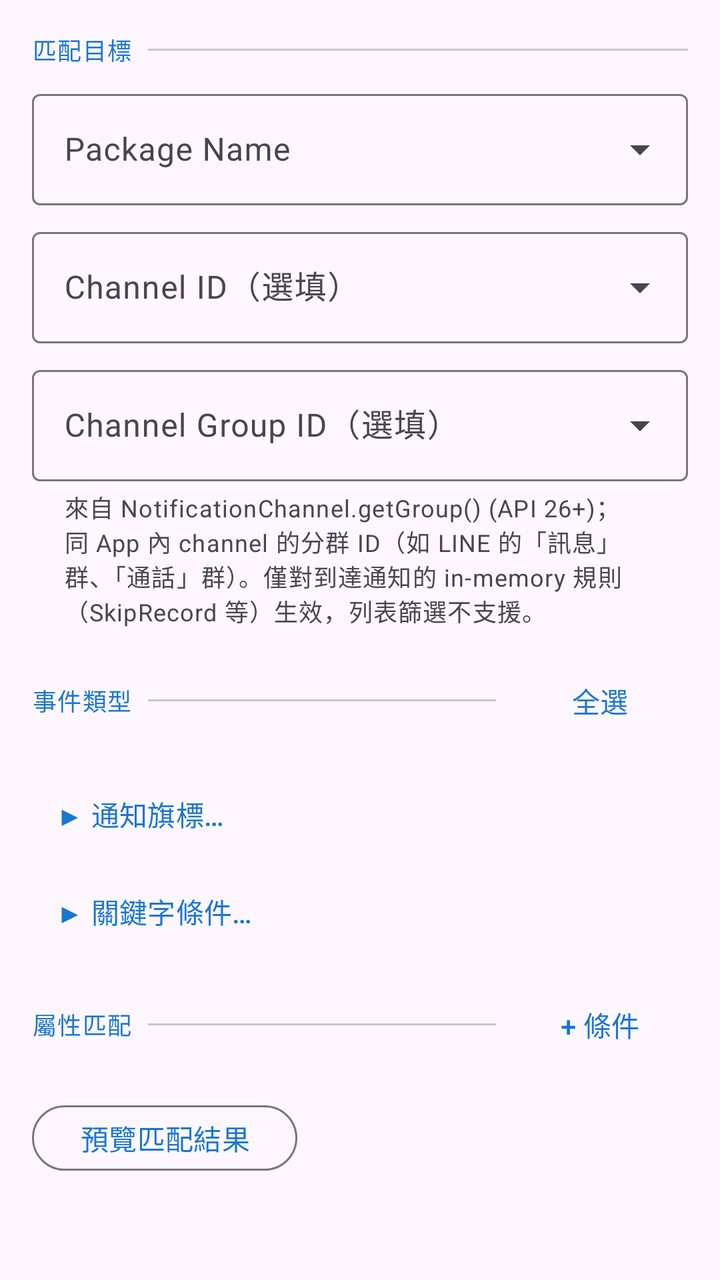
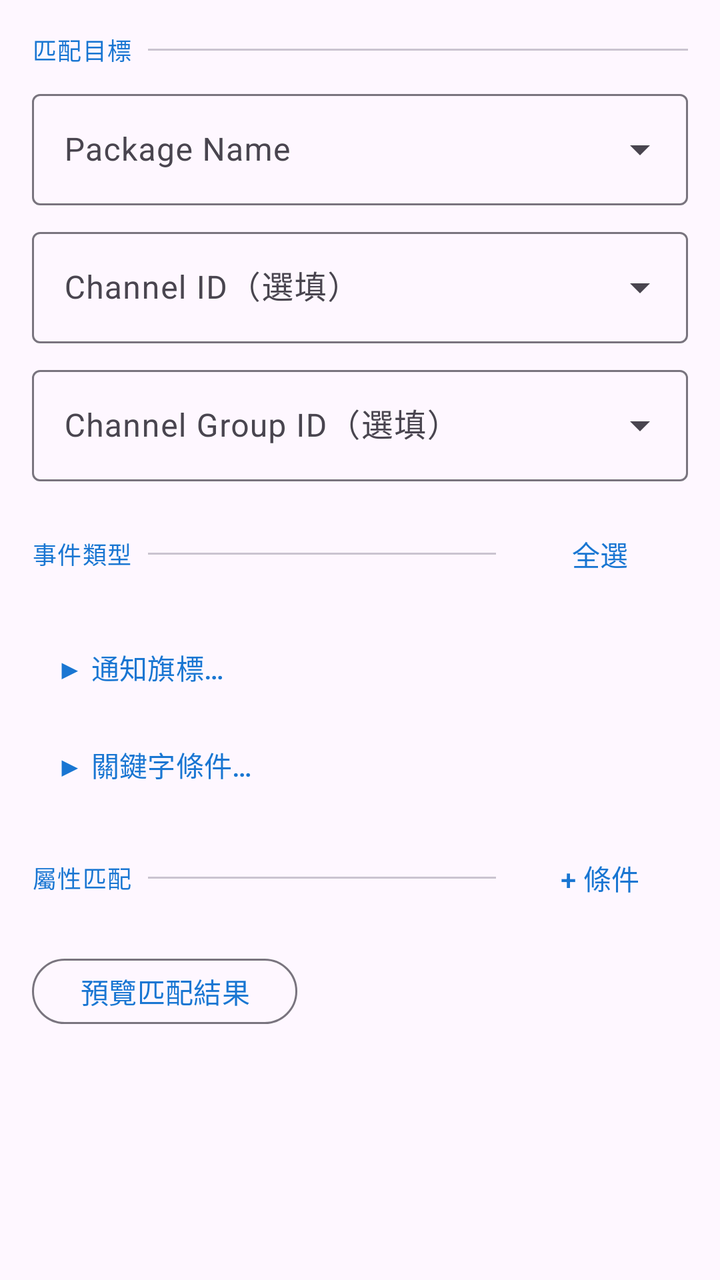

Compare the two renders of this Android layout. The source of the first and the diff that turns it into the second are given below.
<!-- AndroidManifest.xml: application theme Theme.NotificationMaster -->
<!-- res/layout/dialog_add_filter_rule.xml -->
<?xml version="1.0" encoding="utf-8"?>
<ScrollView xmlns:android="http://schemas.android.com/apk/res/android"
    xmlns:app="http://schemas.android.com/apk/res-auto"
    android:layout_width="match_parent"
    android:layout_height="wrap_content"
    android:padding="16dp">

    <LinearLayout
        android:layout_width="match_parent"
        android:layout_height="wrap_content"
        android:orientation="vertical">

        
        <com.google.android.material.textfield.TextInputLayout
            android:id="@+id/layout_category"
            style="@style/Widget.Material3.TextInputLayout.OutlinedBox.ExposedDropdownMenu"
            android:layout_width="match_parent"
            android:layout_height="wrap_content"
            android:hint="@string/filter_dialog_category"
            android:layout_marginBottom="8dp"
            android:visibility="gone">

            <com.google.android.material.textfield.MaterialAutoCompleteTextView
                android:id="@+id/dropdown_category"
                android:layout_width="match_parent"
                android:layout_height="wrap_content"
                android:inputType="none"
                android:editable="false" />

        </com.google.android.material.textfield.TextInputLayout>

        
        <LinearLayout
            android:id="@+id/section_header_target"
            android:layout_width="match_parent"
            android:layout_height="wrap_content"
            android:orientation="horizontal"
            android:gravity="center_vertical"
            android:layout_marginBottom="8dp">

            <com.google.android.material.textview.MaterialTextView
                android:layout_width="wrap_content"
                android:layout_height="wrap_content"
                android:text="@string/filter_section_target"
                android:textAppearance="?attr/textAppearanceLabelMedium"
                android:textColor="?attr/colorPrimary" />

            <com.google.android.material.divider.MaterialDivider
                android:layout_width="0dp"
                android:layout_height="wrap_content"
                android:layout_weight="1"
                android:layout_marginStart="8dp" />
        </LinearLayout>

        
        <com.google.android.material.textfield.TextInputLayout
            android:id="@+id/layout_package_name"
            style="@style/Widget.Material3.TextInputLayout.OutlinedBox.ExposedDropdownMenu"
            android:layout_width="match_parent"
            android:layout_height="wrap_content"
            android:hint="@string/filter_dialog_package_name"
            android:layout_marginBottom="8dp">

            <com.google.android.material.textfield.MaterialAutoCompleteTextView
                android:id="@+id/edit_package_name"
                android:layout_width="match_parent"
                android:layout_height="wrap_content"
                android:inputType="textNoSuggestions"
                android:completionThreshold="1" />
        </com.google.android.material.textfield.TextInputLayout>

        
        <com.google.android.material.textfield.TextInputLayout
            android:id="@+id/layout_channel_id"
            style="@style/Widget.Material3.TextInputLayout.OutlinedBox.ExposedDropdownMenu"
            android:layout_width="match_parent"
            android:layout_height="wrap_content"
            android:hint="@string/filter_dialog_channel_id"
            android:layout_marginBottom="8dp">

            <com.google.android.material.textfield.MaterialAutoCompleteTextView
                android:id="@+id/edit_channel_id"
                android:layout_width="match_parent"
                android:layout_height="wrap_content"
                android:inputType="textNoSuggestions"
                android:completionThreshold="1" />
        </com.google.android.material.textfield.TextInputLayout>

        
        <com.google.android.material.textfield.TextInputLayout
            android:id="@+id/layout_group_id"
            style="@style/Widget.Material3.TextInputLayout.OutlinedBox.ExposedDropdownMenu"
            android:layout_width="match_parent"
            android:layout_height="wrap_content"
            android:hint="@string/filter_group_id"
            android:layout_marginBottom="8dp"
            app:helperTextEnabled="true"
            app:helperText="@string/filter_group_id_hint">

            <com.google.android.material.textfield.MaterialAutoCompleteTextView
                android:id="@+id/edit_group_id"
                android:layout_width="match_parent"
                android:layout_height="wrap_content"
                android:inputType="textNoSuggestions"
                android:completionThreshold="1" />
        </com.google.android.material.textfield.TextInputLayout>

        
        <LinearLayout
            android:id="@+id/section_header_event_types"
            android:layout_width="match_parent"
            android:layout_height="wrap_content"
            android:orientation="horizontal"
            android:gravity="center_vertical"
            android:layout_marginTop="8dp"
            android:layout_marginBottom="8dp">

            <com.google.android.material.textview.MaterialTextView
                android:layout_width="wrap_content"
                android:layout_height="wrap_content"
                android:text="@string/filter_dialog_event_types"
                android:textAppearance="?attr/textAppearanceLabelMedium"
                android:textColor="?attr/colorPrimary" />

            <com.google.android.material.divider.MaterialDivider
                android:layout_width="0dp"
                android:layout_height="wrap_content"
                android:layout_weight="1"
                android:layout_marginStart="8dp"
                android:layout_marginEnd="8dp" />

            <com.google.android.material.button.MaterialButton
                android:id="@+id/btn_select_all"
                style="@style/Widget.Material3.Button.TextButton"
                android:layout_width="wrap_content"
                android:layout_height="wrap_content"
                android:text="@string/filter_select_all"
                android:minHeight="36dp" />
        </LinearLayout>

        
        <LinearLayout
            android:id="@+id/container_event_types"
            android:layout_width="match_parent"
            android:layout_height="wrap_content"
            android:orientation="vertical"
            android:paddingStart="8dp"
            android:paddingEnd="0dp"
            android:descendantFocusability="blocksDescendants" />

        
        <com.google.android.material.button.MaterialButton
            android:id="@+id/btn_toggle_flags"
            style="@style/Widget.Material3.Button.TextButton"
            android:layout_width="wrap_content"
            android:layout_height="wrap_content"
            android:layout_marginTop="8dp"
            android:text="@string/filter_flags_expand"
            android:minHeight="36dp" />

        <LinearLayout
            android:id="@+id/layout_flags_section"
            android:layout_width="match_parent"
            android:layout_height="wrap_content"
            android:orientation="vertical"
            android:paddingStart="8dp"
            android:paddingEnd="0dp"
            android:visibility="gone">

            
            <LinearLayout
                android:layout_width="match_parent"
                android:layout_height="wrap_content"
                android:orientation="horizontal"
                android:gravity="center_vertical"
                android:layout_marginBottom="8dp">

                <com.google.android.material.textview.MaterialTextView
                    android:layout_width="wrap_content"
                    android:layout_height="wrap_content"
                    android:text="@string/filter_flags_title"
                    android:textAppearance="?attr/textAppearanceLabelMedium"
                    android:textColor="?attr/colorPrimary" />

                <com.google.android.material.divider.MaterialDivider
                    android:layout_width="0dp"
                    android:layout_height="wrap_content"
                    android:layout_weight="1"
                    android:layout_marginStart="8dp" />
            </LinearLayout>

            
            <com.google.android.material.textview.MaterialTextView
                android:layout_width="match_parent"
                android:layout_height="wrap_content"
                android:text="@string/flag_state_legend"
                android:textAppearance="?attr/textAppearanceBodySmall"
                android:textColor="?attr/colorOnSurfaceVariant"
                android:layout_marginBottom="8dp" />

            
            <LinearLayout
                android:id="@+id/container_flags"
                android:layout_width="match_parent"
                android:layout_height="wrap_content"
                android:orientation="vertical" />

            
            <LinearLayout
                android:layout_width="match_parent"
                android:layout_height="wrap_content"
                android:orientation="horizontal"
                android:gravity="center_vertical"
                android:layout_marginTop="12dp"
                android:layout_marginBottom="8dp">

                <com.google.android.material.textview.MaterialTextView
                    android:layout_width="wrap_content"
                    android:layout_height="wrap_content"
                    android:text="@string/filter_derived_title"
                    android:textAppearance="?attr/textAppearanceLabelMedium"
                    android:textColor="?attr/colorPrimary" />

                <com.google.android.material.divider.MaterialDivider
                    android:layout_width="0dp"
                    android:layout_height="wrap_content"
                    android:layout_weight="1"
                    android:layout_marginStart="8dp" />
            </LinearLayout>

            
            <LinearLayout
                android:id="@+id/container_derived"
                android:layout_width="match_parent"
                android:layout_height="wrap_content"
                android:orientation="vertical" />

        </LinearLayout>

        
        <com.google.android.material.button.MaterialButton
            android:id="@+id/btn_toggle_keyword"
            style="@style/Widget.Material3.Button.TextButton"
            android:layout_width="wrap_content"
            android:layout_height="wrap_content"
            android:layout_marginTop="8dp"
            android:text="@string/filter_keyword_expand"
            android:minHeight="36dp" />

        <LinearLayout
            android:id="@+id/layout_keyword_section"
            android:layout_width="match_parent"
            android:layout_height="wrap_content"
            android:orientation="vertical"
            android:paddingStart="8dp"
            android:paddingEnd="0dp"
            android:visibility="gone">

            <com.google.android.material.textfield.TextInputLayout
                android:id="@+id/layout_keyword_pattern"
                style="@style/Widget.Material3.TextInputLayout.OutlinedBox"
                android:layout_width="match_parent"
                android:layout_height="wrap_content"
                android:layout_marginTop="4dp"
                android:hint="@string/filter_keyword_pattern_hint">

                <com.google.android.material.textfield.TextInputEditText
                    android:id="@+id/edit_keyword_pattern"
                    android:layout_width="match_parent"
                    android:layout_height="wrap_content" />

            </com.google.android.material.textfield.TextInputLayout>

            
            <com.google.android.material.textview.MaterialTextView
                android:layout_width="wrap_content"
                android:layout_height="wrap_content"
                android:text="@string/filter_keyword_fields_label"
                android:textAppearance="?attr/textAppearanceLabelSmall"
                android:textColor="?android:attr/textColorSecondary"
                android:layout_marginTop="8dp"
                android:layout_marginBottom="4dp" />

            
            <LinearLayout
                android:id="@+id/container_keyword_fields"
                android:layout_width="match_parent"
                android:layout_height="wrap_content"
                android:orientation="vertical"
                android:descendantFocusability="blocksDescendants" />

            
            <com.google.android.material.materialswitch.MaterialSwitch
                android:id="@+id/switch_keyword_regex"
                android:layout_width="match_parent"
                android:layout_height="wrap_content"
                android:layout_marginTop="4dp"
                android:text="@string/filter_keyword_regex" />

        </LinearLayout>

        
        <LinearLayout
            android:id="@+id/layout_field_predicates_section"
            android:layout_width="match_parent"
            android:layout_height="wrap_content"
            android:orientation="vertical"
            android:layout_marginTop="16dp">

            <LinearLayout
                android:layout_width="match_parent"
                android:layout_height="wrap_content"
                android:orientation="horizontal"
                android:gravity="center_vertical">

                <com.google.android.material.textview.MaterialTextView
                    android:layout_width="wrap_content"
                    android:layout_height="wrap_content"
                    android:text="@string/filter_section_field_predicates"
                    android:textAppearance="?attr/textAppearanceLabelMedium"
                    android:textColor="?attr/colorPrimary" />

                <com.google.android.material.divider.MaterialDivider
                    android:layout_width="0dp"
                    android:layout_height="wrap_content"
                    android:layout_weight="1"
                    android:layout_marginHorizontal="8dp" />

                <com.google.android.material.button.MaterialButton
                    android:id="@+id/btn_add_field_predicate"
                    style="@style/Widget.Material3.Button.TextButton"
                    android:layout_width="wrap_content"
                    android:layout_height="wrap_content"
                    android:text="@string/filter_add_field_predicate"
                    android:minHeight="36dp" />
            </LinearLayout>

            <LinearLayout
                android:id="@+id/container_field_predicates"
                android:layout_width="match_parent"
                android:layout_height="wrap_content"
                android:orientation="vertical" />
        </LinearLayout>

        
        <LinearLayout
            android:id="@+id/layout_list_filter_settings"
            android:layout_width="match_parent"
            android:layout_height="wrap_content"
            android:orientation="vertical"
            android:visibility="gone"
            android:layout_marginTop="16dp">

            <LinearLayout
                android:layout_width="match_parent"
                android:layout_height="wrap_content"
                android:orientation="horizontal"
                android:gravity="center_vertical"
                android:layout_marginBottom="8dp">

                <com.google.android.material.textview.MaterialTextView
                    android:layout_width="wrap_content"
                    android:layout_height="wrap_content"
                    android:text="@string/filter_section_list_filter"
                    android:textAppearance="?attr/textAppearanceLabelMedium"
                    android:textColor="?attr/colorPrimary" />

                <com.google.android.material.divider.MaterialDivider
                    android:layout_width="0dp"
                    android:layout_height="wrap_content"
                    android:layout_weight="1"
                    android:layout_marginStart="8dp" />
            </LinearLayout>

            <com.google.android.material.textfield.TextInputLayout
                android:layout_width="match_parent"
                android:layout_height="wrap_content"
                android:hint="@string/filter_list_order"
                style="@style/Widget.Material3.TextInputLayout.OutlinedBox.ExposedDropdownMenu">

                <com.google.android.material.textfield.MaterialAutoCompleteTextView
                    android:id="@+id/dropdown_list_order"
                    android:layout_width="match_parent"
                    android:layout_height="wrap_content"
                    android:inputType="none"
                    android:focusable="false" />
            </com.google.android.material.textfield.TextInputLayout>

            <com.google.android.material.materialswitch.MaterialSwitch
                android:id="@+id/switch_list_dedup"
                android:layout_width="wrap_content"
                android:layout_height="wrap_content"
                android:layout_marginTop="8dp"
                android:text="@string/filter_list_dedup" />

            <com.google.android.material.textfield.TextInputLayout
                android:layout_width="match_parent"
                android:layout_height="wrap_content"
                android:layout_marginTop="8dp"
                android:hint="@string/filter_list_limit"
                style="@style/Widget.Material3.TextInputLayout.OutlinedBox.Dense">

                <com.google.android.material.textfield.TextInputEditText
                    android:id="@+id/edit_list_limit"
                    android:layout_width="match_parent"
                    android:layout_height="wrap_content"
                    android:inputType="number"
                    android:maxLines="1" />
            </com.google.android.material.textfield.TextInputLayout>
        </LinearLayout>

        
        <LinearLayout
            android:id="@+id/layout_action_settings"
            android:layout_width="match_parent"
            android:layout_height="wrap_content"
            android:orientation="vertical"
            android:visibility="gone">

            <LinearLayout
                android:layout_width="match_parent"
                android:layout_height="wrap_content"
                android:orientation="horizontal"
                android:gravity="center_vertical"
                android:layout_marginTop="16dp"
                android:layout_marginBottom="8dp">

                <com.google.android.material.textview.MaterialTextView
                    android:layout_width="wrap_content"
                    android:layout_height="wrap_content"
                    android:text="@string/filter_section_action"
                    android:textAppearance="?attr/textAppearanceLabelMedium"
                    android:textColor="?attr/colorPrimary" />

                <com.google.android.material.divider.MaterialDivider
                    android:layout_width="0dp"
                    android:layout_height="wrap_content"
                    android:layout_weight="1"
                    android:layout_marginStart="8dp" />
            </LinearLayout>

            
            <com.google.android.material.textfield.TextInputLayout
                android:id="@+id/layout_dismiss_delay"
                style="@style/Widget.Material3.TextInputLayout.OutlinedBox.ExposedDropdownMenu"
                android:layout_width="match_parent"
                android:layout_height="wrap_content"
                android:hint="@string/filter_dismiss_delay"
                android:layout_marginBottom="8dp"
                android:visibility="gone">

                <com.google.android.material.textfield.MaterialAutoCompleteTextView
                    android:id="@+id/dropdown_dismiss_delay"
                    android:layout_width="match_parent"
                    android:layout_height="wrap_content"
                    android:inputType="none"
                    android:editable="false" />

            </com.google.android.material.textfield.TextInputLayout>

            
            <com.google.android.material.textfield.TextInputLayout
                android:id="@+id/layout_dismiss_delay_custom"
                style="@style/Widget.Material3.TextInputLayout.OutlinedBox"
                android:layout_width="match_parent"
                android:layout_height="wrap_content"
                android:hint="@string/filter_dismiss_delay_custom_hint"
                android:layout_marginBottom="8dp"
                android:visibility="gone">

                <com.google.android.material.textfield.TextInputEditText
                    android:id="@+id/edit_dismiss_delay_custom"
                    android:layout_width="match_parent"
                    android:layout_height="wrap_content"
                    android:inputType="number" />

            </com.google.android.material.textfield.TextInputLayout>

            
            <com.google.android.material.button.MaterialButton
                android:id="@+id/btn_choose_sound"
                style="@style/Widget.Material3.Button.OutlinedButton"
                android:layout_width="match_parent"
                android:layout_height="wrap_content"
                android:layout_marginBottom="8dp"
                android:text="@string/filter_alert_choose_sound"
                android:visibility="gone" />

            
            <com.google.android.material.materialswitch.MaterialSwitch
                android:id="@+id/switch_alert_vibrate"
                android:layout_width="match_parent"
                android:layout_height="wrap_content"
                android:text="@string/filter_alert_vibrate"
                android:checked="true"
                android:visibility="gone" />

            
            <com.google.android.material.materialswitch.MaterialSwitch
                android:id="@+id/switch_alarm_stream"
                android:layout_width="match_parent"
                android:layout_height="wrap_content"
                android:text="@string/filter_alert_alarm_stream"
                android:checked="true"
                android:visibility="gone" />

        </LinearLayout>

        
        <LinearLayout
            android:layout_width="match_parent"
            android:layout_height="wrap_content"
            android:orientation="horizontal"
            android:gravity="center_vertical"
            android:layout_marginTop="16dp">

            <com.google.android.material.button.MaterialButton
                android:id="@+id/btn_preview_match"
                style="@style/Widget.Material3.Button.OutlinedButton"
                android:layout_width="wrap_content"
                android:layout_height="wrap_content"
                android:text="@string/filter_preview_match"
                android:minHeight="36dp" />

            <com.google.android.material.textview.MaterialTextView
                android:id="@+id/text_preview_count"
                android:layout_width="0dp"
                android:layout_weight="1"
                android:layout_height="wrap_content"
                android:layout_marginStart="12dp"
                android:gravity="end"
                android:textAppearance="?attr/textAppearanceBodyMedium"
                android:textColor="?attr/colorOnSurfaceVariant" />
        </LinearLayout>

    </LinearLayout>
</ScrollView>
<!-- resources referenced by this layout -->
<resources>
  <string name="filter_add_field_predicate">+ 條件</string>
  <string name="filter_alert_alarm_stream">使用鬧鈴通道（不受靜音影響）</string>
  <string name="filter_alert_choose_sound">選擇提醒鈴聲</string>
  <string name="filter_alert_vibrate">振動</string>
  <string name="filter_derived_title">推斷屬性</string>
  <string name="filter_dialog_category">規則類別</string>
  <string name="filter_dialog_channel_id">Channel ID（選填）</string>
  <string name="filter_dialog_event_types">事件類型</string>
  <string name="filter_dialog_package_name">Package Name</string>
  <string name="filter_dismiss_delay">清除延遲</string>
  <string name="filter_dismiss_delay_custom_hint">分鐘</string>
  <string name="filter_flags_expand">▶ 通知旗標…</string>
  <string name="filter_flags_title">通知旗標</string>
  <string name="filter_group_id">Channel Group ID（選填）</string>
  <string name="filter_group_id_hint">來自 NotificationChannel.getGroup() (API 26+)；同 App 內 channel 的分群 ID（如 LINE 的「訊息」群、「通話」群）。僅對到達通知的 in-memory 規則（SkipRecord 等）生效，列表篩選不支援。</string>
  <string name="filter_keyword_expand">▶ 關鍵字條件…</string>
  <string name="filter_keyword_fields_label">搜尋欄位：</string>
  <string name="filter_keyword_pattern_hint">搜尋關鍵字或正規表示式</string>
  <string name="filter_keyword_regex">使用正規表示式</string>
  <string name="filter_list_dedup">去除重複</string>
  <string name="filter_list_limit">筆數上限（留空 = 不限）</string>
  <string name="filter_list_order">排序</string>
  <string name="filter_preview_match">預覽匹配結果</string>
  <string name="filter_section_action">動作設定</string>
  <string name="filter_section_field_predicates">屬性匹配</string>
  <string name="filter_section_list_filter">列表設定</string>
  <string name="filter_section_target">匹配目標</string>
  <string name="filter_select_all">全選</string>
  <string name="flag_state_legend">三態：✓ 必須 ／ ✗ 排除 ／ — 不限</string>
  <style name="Theme.NotificationMaster" parent="Theme.Material3.DayNight.NoActionBar">
          
          <item name="colorPrimary">@color/primary</item>
          <item name="colorPrimaryVariant">@color/primary_dark</item>
          <item name="colorOnPrimary">@color/white</item>
  
          
          <item name="colorSecondary">@color/secondary</item>
          <item name="colorSecondaryVariant">@color/secondary_dark</item>
          <item name="colorOnSecondary">@color/black</item>
  
          
          <item name="android:statusBarColor">?attr/colorPrimaryVariant</item>
  
          
      </style>
  <color name="primary">#1976D2</color>
  <color name="primary_dark">#1565C0</color>
  <color name="white">#FFFFFF</color>
  <color name="secondary">#FF9800</color>
  <color name="secondary_dark">#F57C00</color>
  <color name="black">#000000</color>
</resources>

<!-- the commit's change to res/layout/dialog_add_filter_rule.xml (unified diff, before → after) -->
@@ -93,9 +93,7 @@
             android:layout_width="match_parent"
             android:layout_height="wrap_content"
             android:hint="@string/filter_group_id"
-            android:layout_marginBottom="8dp"
-            app:helperTextEnabled="true"
-            app:helperText="@string/filter_group_id_hint">
+            android:layout_marginBottom="8dp">
 
             <com.google.android.material.textfield.MaterialAutoCompleteTextView
                 android:id="@+id/edit_group_id"
<!-- resource entries referenced after the edit -->
@@ -14,7 +14,6 @@
   <string name="filter_flags_expand">▶ 通知旗標…</string>
   <string name="filter_flags_title">通知旗標</string>
   <string name="filter_group_id">Channel Group ID（選填）</string>
-  <string name="filter_group_id_hint">來自 NotificationChannel.getGroup() (API 26+)；同 App 內 channel 的分群 ID（如 LINE 的「訊息」群、「通話」群）。僅對到達通知的 in-memory 規則（SkipRecord 等）生效，列表篩選不支援。</string>
   <string name="filter_keyword_expand">▶ 關鍵字條件…</string>
   <string name="filter_keyword_fields_label">搜尋欄位：</string>
   <string name="filter_keyword_pattern_hint">搜尋關鍵字或正規表示式</string>
